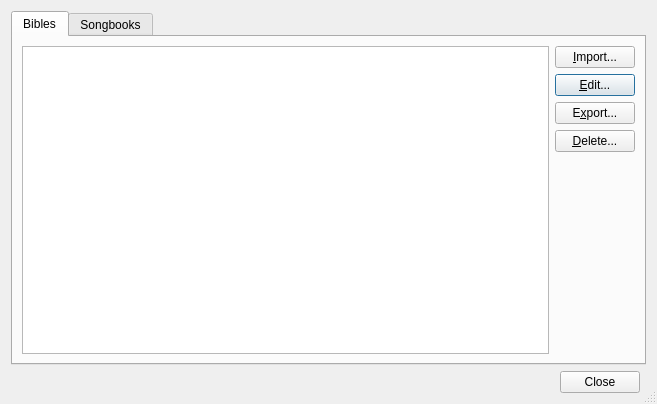
Old version of the form src/managedatadialog.ui in the repository SoftProjector/src.
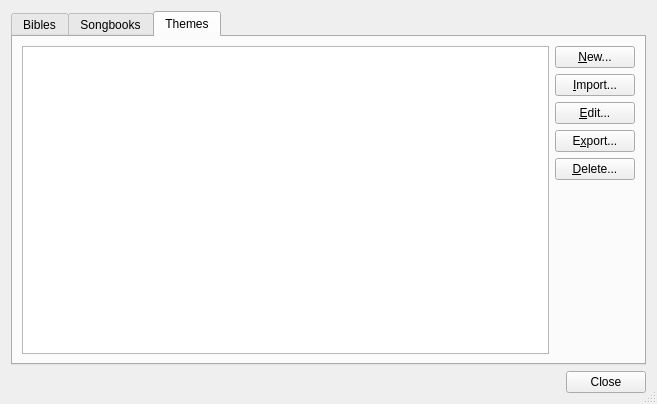
New version of the form. The open tabs and pages were chosen to show the change. Icons and pictures are not drawn.

Commit message: Added theme support

What changed in the file:
```diff
--- a/src/managedatadialog.ui
+++ b/src/managedatadialog.ui
@@ -20,8 +20,8 @@
   <property name="sizeGripEnabled">
    <bool>true</bool>
   </property>
-  <layout class="QGridLayout" name="gridLayout_2">
-   <item row="0" column="0" colspan="4">
+  <layout class="QGridLayout" name="gridLayout">
+   <item row="0" column="0" colspan="2">
     <widget class="QTabWidget" name="tabWidget">
      <property name="currentIndex">
       <number>0</number>
@@ -34,9 +34,7 @@
       <attribute name="title">
        <string>Bibles</string>
       </attribute>
-      <layout class="QVBoxLayout" name="verticalLayout_4">
-       <item>
-        <layout class="QHBoxLayout" name="horizontalLayout_2">
+      <layout class="QHBoxLayout" name="horizontalLayout">
          <item>
           <widget class="QTableView" name="bibleTableView">
            <attribute name="horizontalHeaderStretchLastSection">
@@ -120,8 +118,6 @@
           </layout>
          </item>
         </layout>
-       </item>
-      </layout>
      </widget>
      <widget class="QWidget" name="tab_2">
       <attribute name="icon">
@@ -131,15 +127,15 @@
       <attribute name="title">
        <string>Songbooks</string>
       </attribute>
-      <layout class="QGridLayout" name="gridLayout">
-       <item row="0" column="0">
+      <layout class="QHBoxLayout" name="horizontalLayout_2">
+       <item>
         <widget class="QTableView" name="songbookTableView">
          <attribute name="horizontalHeaderStretchLastSection">
           <bool>true</bool>
          </attribute>
         </widget>
        </item>
-       <item row="0" column="1">
+       <item>
         <layout class="QVBoxLayout" name="verticalLayout">
          <item>
           <widget class="QPushButton" name="import_songbook_pushButton">
@@ -210,9 +206,105 @@
        </item>
       </layout>
      </widget>
-    </widget>
-   </item>
-   <item row="1" column="1">
+     <widget class="QWidget" name="tab_3">
+      <attribute name="title">
+       <string>Themes</string>
+      </attribute>
+      <layout class="QHBoxLayout" name="horizontalLayout_3">
+       <item>
+        <widget class="QTableView" name="TableViewTheme">
+         <attribute name="horizontalHeaderStretchLastSection">
+          <bool>true</bool>
+         </attribute>
+        </widget>
+       </item>
+       <item>
+        <layout class="QVBoxLayout" name="verticalLayout_2">
+         <item>
+          <widget class="QPushButton" name="pushButtonThemeNew">
+           <property name="toolTip">
+            <string>Import a new Songbook into database.</string>
+           </property>
+           <property name="text">
+            <string>&amp;New...</string>
+           </property>
+           <property name="shortcut">
+            <string>Ctrl+I</string>
+           </property>
+          </widget>
+         </item>
+         <item>
+          <widget class="QPushButton" name="pushButtonThemeImport">
+           <property name="toolTip">
+            <string>Import a new Songbook into database.</string>
+           </property>
+           <property name="text">
+            <string>&amp;Import...</string>
+           </property>
+           <property name="shortcut">
+            <string>Ctrl+I</string>
+           </property>
+          </widget>
+         </item>
+         <item>
+          <widget class="QPushButton" name="pushButtonThemeEdit">
+           <property name="toolTip">
+            <string>Edit the title and information about the Songbook.</string>
+           </property>
+           <property name="text">
+            <string>&amp;Edit...</string>
+           </property>
+           <property name="shortcut">
+            <string>Ctrl+E</string>
+           </property>
+          </widget>
+         </item>
+         <item>
+          <widget class="QPushButton" name="pushButtonThemeExport">
+           <property name="toolTip">
+            <string>Export currently selected Songbook to be able to share with others and for backup.</string>
+           </property>
+           <property name="text">
+            <string>E&amp;xport...</string>
+           </property>
+           <property name="shortcut">
+            <string>Ctrl+X</string>
+           </property>
+          </widget>
+         </item>
+         <item>
+          <widget class="QPushButton" name="pushButtonThemeDelete">
+           <property name="toolTip">
+            <string>Delete currently selected Songbook from database.</string>
+           </property>
+           <property name="text">
+            <string>&amp;Delete...</string>
+           </property>
+           <property name="shortcut">
+            <string>Ctrl+D</string>
+           </property>
+          </widget>
+         </item>
+         <item>
+          <spacer name="verticalSpacer_3">
+           <property name="orientation">
+            <enum>Qt::Vertical</enum>
+           </property>
+           <property name="sizeHint" stdset="0">
+            <size>
+             <width>20</width>
+             <height>40</height>
+            </size>
+           </property>
+          </spacer>
+         </item>
+        </layout>
+       </item>
+      </layout>
+     </widget>
+    </widget>
+   </item>
+   <item row="1" column="0">
     <spacer name="horizontalSpacer">
      <property name="orientation">
       <enum>Qt::Horizontal</enum>
@@ -225,7 +317,7 @@
      </property>
     </spacer>
    </item>
-   <item row="1" column="2">
+   <item row="1" column="1">
     <widget class="QPushButton" name="ok_pushButton">
      <property name="toolTip">
       <string>Close Manage Database Dialog</string>
```
Lines whose indentation alone changed are shown as unchanged. The commit also changes 29 other files.
